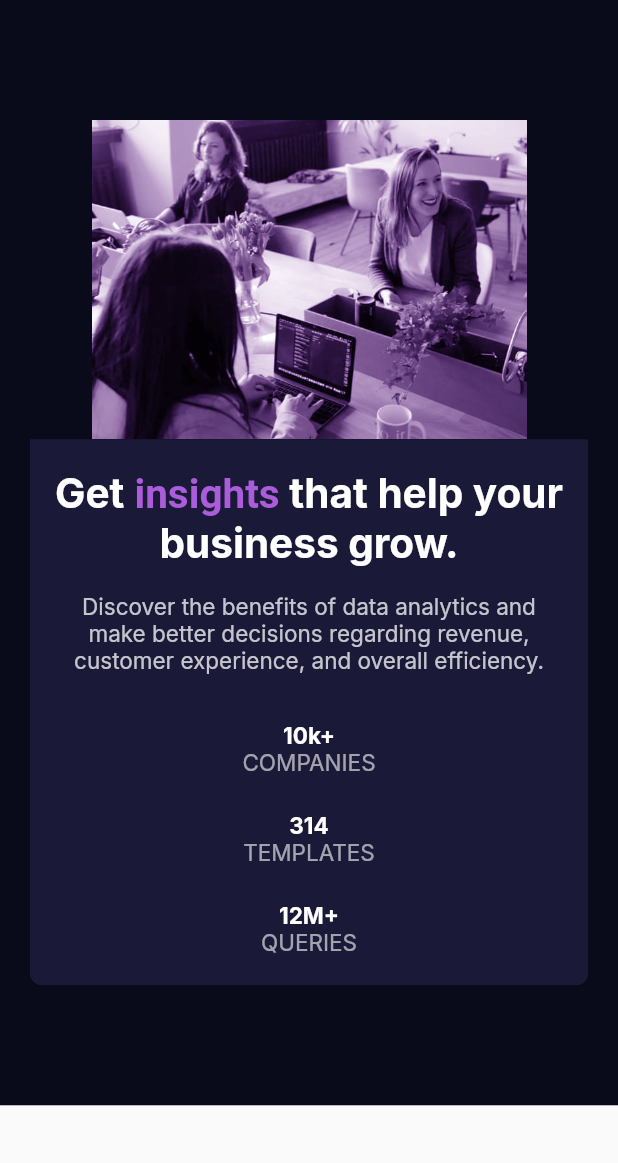
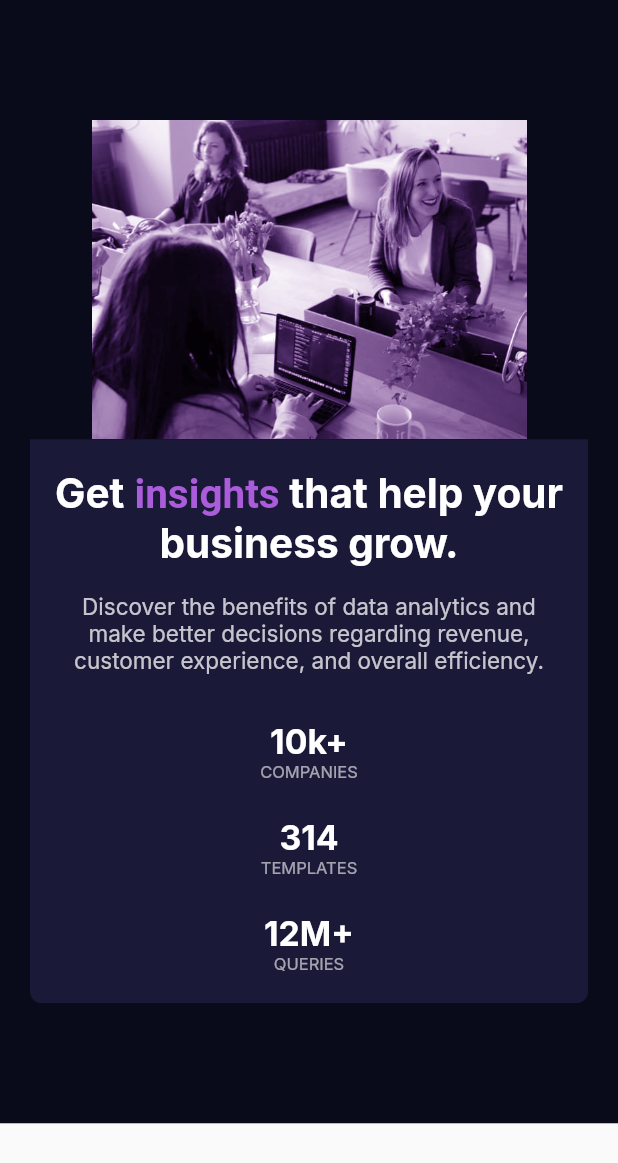
Before and after one commit to romofel/fm-stats_preview_card_component-flutter, a Flutter app: the screen it shows after launch, on a phone screen of 412 x 824 dp. Shown: the top 1163 px of the screen. Run offline on Flutter 3.47's test engine with Material 2 defaults, Android fonts, the phone set to English and light mode, and no system bars; our stand-ins replace google_fonts.

Commit message:
Update sizes for statistics

```diff
--- a/lib/pages/home_page.dart
+++ b/lib/pages/home_page.dart
@@ -76,7 +76,7 @@ class HomePage extends StatelessWidget {
                                     style: GoogleFonts.inter(
                                       textStyle: TextStyle(
                                         color: kStatsColor.toColor(),
-                                        fontSize: kBodyCopyFontSize,
+                                        fontSize: kBodyCopyFontSize * 1.5,
                                         fontWeight: FontWeight.w700,
                                       ),
                                     )),
@@ -85,7 +85,7 @@ class HomePage extends StatelessWidget {
                                     style: GoogleFonts.inter(
                                       textStyle: TextStyle(
                                         color: kStatHeadingsColor.toColor(),
-                                        fontSize: kBodyCopyFontSize,
+                                        fontSize: kBodyCopyFontSize - 4,
                                         fontWeight: FontWeight.w400,
                                       ),
                                     )),
@@ -99,7 +99,7 @@ class HomePage extends StatelessWidget {
                                     style: GoogleFonts.inter(
                                       textStyle: TextStyle(
                                         color: kStatsColor.toColor(),
-                                        fontSize: kBodyCopyFontSize,
+                                        fontSize: kBodyCopyFontSize * 1.5,
                                         fontWeight: FontWeight.w700,
                                       ),
                                     )),
@@ -108,7 +108,7 @@ class HomePage extends StatelessWidget {
                                     style: GoogleFonts.inter(
                                       textStyle: TextStyle(
                                         color: kStatHeadingsColor.toColor(),
-                                        fontSize: kBodyCopyFontSize,
+                                        fontSize: kBodyCopyFontSize - 4,
                                         fontWeight: FontWeight.w400,
                                       ),
                                     )),
@@ -122,7 +122,7 @@ class HomePage extends StatelessWidget {
                                     style: GoogleFonts.inter(
                                       textStyle: TextStyle(
                                         color: kStatsColor.toColor(),
-                                        fontSize: kBodyCopyFontSize,
+                                        fontSize: kBodyCopyFontSize * 1.5,
                                         fontWeight: FontWeight.w700,
                                       ),
                                     )),
@@ -131,7 +131,7 @@ class HomePage extends StatelessWidget {
                                     style: GoogleFonts.inter(
                                       textStyle: TextStyle(
                                         color: kStatHeadingsColor.toColor(),
-                                        fontSize: kBodyCopyFontSize,
+                                        fontSize: kBodyCopyFontSize - 4,
                                         fontWeight: FontWeight.w400,
                                       ),
                                     )),
```
